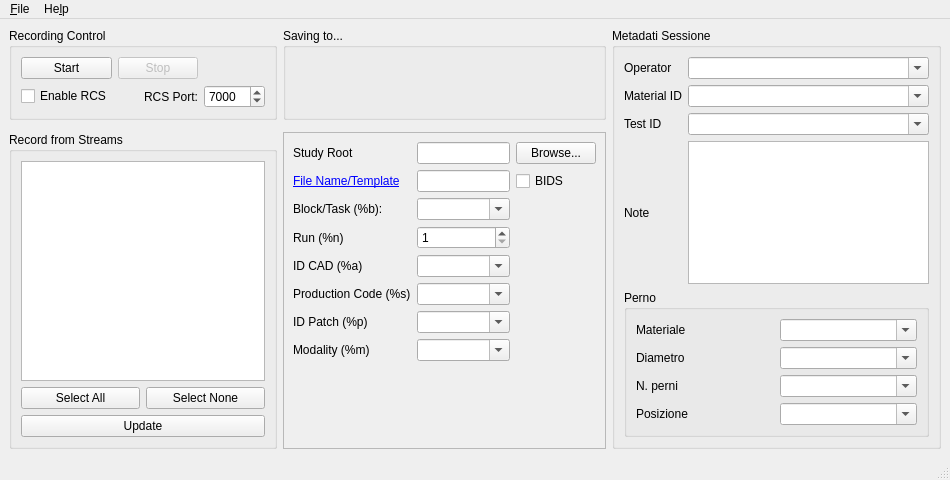
DavideAdaptronics/App-LabRecorder, file src/mainwindow.ui: the form before one commit.
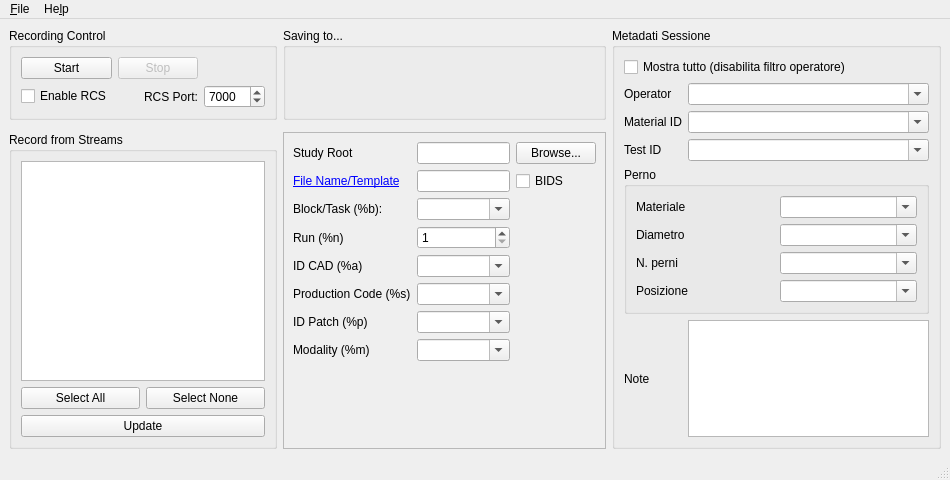
The form after the commit.

Commit message: aggiunti filtri per operatore

Patch:
```diff
--- a/src/mainwindow.ui
+++ b/src/mainwindow.ui
@@ -341,47 +341,40 @@
       <string>Metadati Sessione</string>
      </property>
      <layout class="QGridLayout" name="gridLayout_metadata">
-      <item row="0" column="0">
+      <!-- [ADAPTRONICS] spunta "Mostra tutto": disabilita il filtro per operatore su tutte le tendine -->
+      <item row="0" column="0" colspan="2">
+       <widget class="QCheckBox" name="checkBox_showAll">
+        <property name="text"><string>Mostra tutto (disabilita filtro operatore)</string></property>
+       </widget>
+      </item>
+      <item row="1" column="0">
        <widget class="QLabel" name="label_meta_operator">
         <property name="text"><string>Operator</string></property>
        </widget>
       </item>
-      <item row="0" column="1">
+      <item row="1" column="1">
        <widget class="QComboBox" name="comboBox_meta_operator">
         <property name="editable"><bool>true</bool></property>
        </widget>
       </item>
-      <item row="1" column="0">
+      <item row="2" column="0">
        <widget class="QLabel" name="label_meta_material">
         <property name="text"><string>Material ID</string></property>
        </widget>
       </item>
-      <item row="1" column="1">
+      <item row="2" column="1">
        <widget class="QComboBox" name="comboBox_meta_material">
         <property name="editable"><bool>true</bool></property>
        </widget>
       </item>
-      <item row="2" column="0">
+      <item row="3" column="0">
        <widget class="QLabel" name="label_meta_test">
         <property name="text"><string>Test ID</string></property>
        </widget>
       </item>
-      <item row="2" column="1">
-       <widget class="QComboBox" name="comboBox_meta_test">
-        <property name="editable"><bool>true</bool></property>
-       </widget>
-      </item>
-      <item row="3" column="0">
-       <widget class="QLabel" name="label_meta_note">
-        <property name="text"><string>Note</string></property>
-       </widget>
-      </item>
-      <!-- [ADAPTRONICS] convertito da QLineEdit a QPlainTextEdit per supporto testo multilinea nelle note -->
       <item row="3" column="1">
-       <widget class="QPlainTextEdit" name="plainTextEdit_meta_note">
-        <property name="minimumSize">
-         <size><width>0</width><height>60</height></size>
-        </property>
+       <widget class="QComboBox" name="comboBox_meta_test">
+        <property name="editable"><bool>true</bool></property>
        </widget>
       </item>
       <!-- [ADAPTRONICS] gruppo perno: 4 campi dipendenti da ID CAD, popolati da CSV -->
@@ -432,7 +425,20 @@
         </layout>
        </widget>
       </item>
-      <item row="5" column="0" colspan="2">
+      <item row="5" column="0">
+       <widget class="QLabel" name="label_meta_note">
+        <property name="text"><string>Note</string></property>
+       </widget>
+      </item>
+      <!-- [ADAPTRONICS] convertito da QLineEdit a QPlainTextEdit per supporto testo multilinea nelle note -->
+      <item row="5" column="1">
+       <widget class="QPlainTextEdit" name="plainTextEdit_meta_note">
+        <property name="minimumSize">
+         <size><width>0</width><height>60</height></size>
+        </property>
+       </widget>
+      </item>
+      <item row="6" column="0" colspan="2">
        <spacer name="verticalSpacer_metadata">
         <property name="orientation"><enum>Qt::Vertical</enum></property>
         <property name="sizeHint" stdset="0">
```
Left out of the diff: 9 changed lines with no effect on the pictures. The commit also changes 4 other files.
